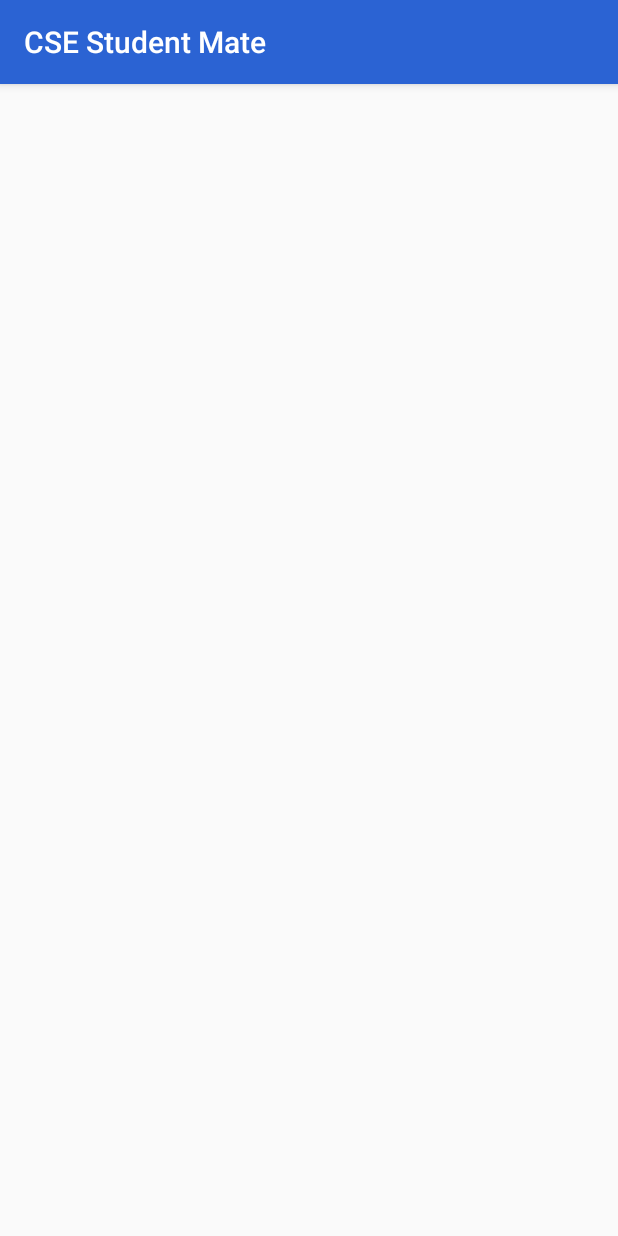
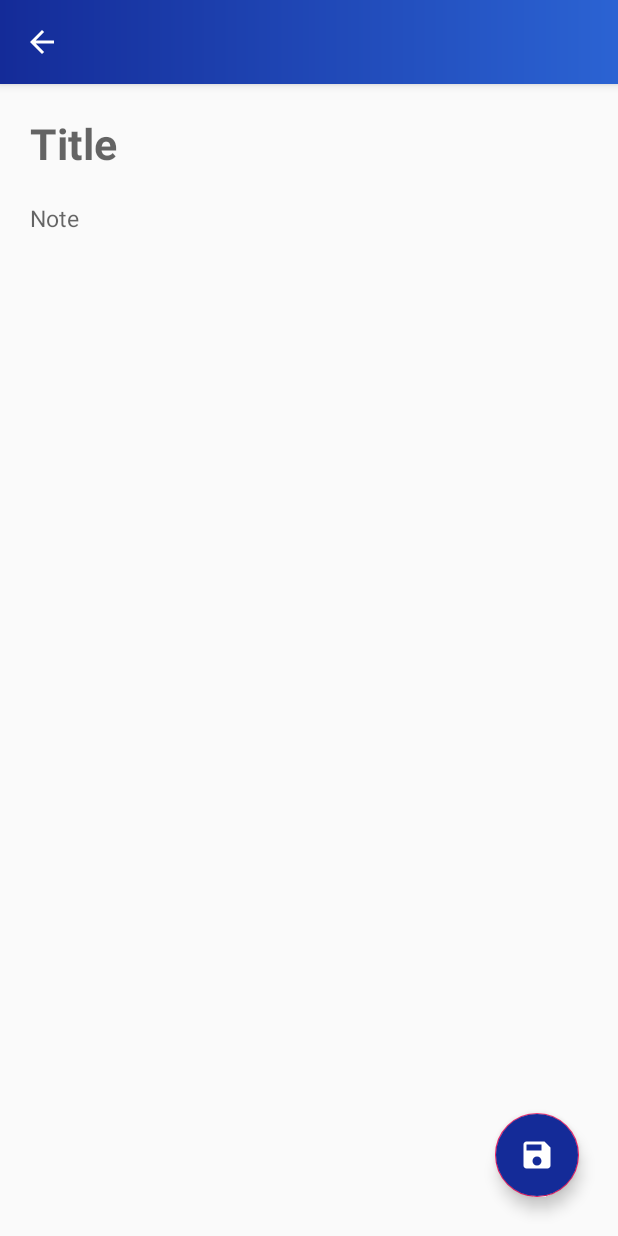
Before and after one commit to Shuvo1260/CSE-Student-Mate, an Android app: the WriteNote screen opened directly, with no data from a screen before it, on a phone screen of 412 x 824 dp. Run offline under Robolectric (Android 15) with nearby library versions, the light colour scheme and no system bars; our stand-ins replace sdp/ssp sizes; 2 statements that could not run were skipped.

Commit message:
Package created and java class inserted into package. All bug fixed.

```diff
--- a/app/src/main/java/com/example/csestudentmate/Home/NotepadPage/DailyNotes.java
+++ b/app/src/main/java/com/example/csestudentmate/Home/NotepadPage/DailyNotes.java
@@ -47,12 +47,11 @@
         addNote.setOnClickListener(new View.OnClickListener() {
             @Override
             public void onClick(View v) {
-//                Toast.makeText(view.getContext(), "Add new node", Toast.LENGTH_SHORT).show();
                 if(notepadViewAdapter.isDeletion()){
                     Toast.makeText(view.getContext(), "Deleted", Toast.LENGTH_SHORT).show();
                 }else{
-                    Toast.makeText(view.getContext(), "Add new node", Toast.LENGTH_SHORT).show();
                     Intent intent = new Intent(getActivity().getApplicationContext(), WriteNote.class);
+                    intent.putExtra("toolbarName", "Write Note");
                     startActivity(intent);
                 }
             }
--- a/app/src/main/java/com/example/csestudentmate/Home/NotepadPage/ShowNote.java
+++ b/app/src/main/java/com/example/csestudentmate/Home/NotepadPage/ShowNote.java
@@ -1,14 +1,13 @@
 package com.example.csestudentmate.Home.NotepadPage;
 
-<<<<<<< HEAD:app/src/main/java/com/example/csestudentmate/Home/NotepadPage/ShowNote.java
 import android.content.Intent;
-=======
->>>>>>> parent of 3b335c5... WriteNote Activity designed and connected with DailyNotes and ShowNote.:app/src/main/java/com/example/csestudentmate/ShowNote.java
+import android.support.annotation.Nullable;
 import android.support.design.widget.FloatingActionButton;
 import android.support.v7.app.AppCompatActivity;
 import android.os.Bundle;
 import android.support.v7.widget.CardView;
 import android.view.View;
+import android.widget.LinearLayout;
 import android.widget.TextView;
 import android.widget.Toast;
 
@@ -52,7 +51,11 @@
     public void onClick(View v) {
         int id = v.getId();
         if(id == R.id.editNoteId || id == R.id.showNoteTitleId || id == R.id.descriptionTextId){
-            Toast.makeText(getApplicationContext(), "Edit", Toast.LENGTH_SHORT).show();
+            Intent intent = new Intent(getApplicationContext(), WriteNote.class);
+            intent.putExtra("toolbarName", "Edit Note");
+            intent.putExtra("title", title);
+            intent.putExtra("description", description);
+            startActivity(intent);
         }
     }
 }
--- a/app/src/main/java/com/example/csestudentmate/Home/NotepadPage/WriteNote.java
+++ b/app/src/main/java/com/example/csestudentmate/Home/NotepadPage/WriteNote.java
@@ -1,15 +1,50 @@
 package com.example.csestudentmate.Home.NotepadPage;
 
+import android.content.Intent;
 import android.support.v7.app.AppCompatActivity;
 import android.os.Bundle;
+import android.widget.EditText;
 
 import com.example.csestudentmate.R;
 
 public class WriteNote extends AppCompatActivity {
 
+    private EditText titleEditText, descriptionEditText;
+    private String title, description, toolbarName;
     @Override
     protected void onCreate(Bundle savedInstanceState) {
         super.onCreate(savedInstanceState);
         setContentView(R.layout.activity_write_note);
+
+        titleEditText = findViewById(R.id.titleId);
+        descriptionEditText = findViewById(R.id.descriptionId);
+
+        Bundle bundle = getIntent().getExtras();
+
+        toolbarName = bundle.getString("toolbarName").toString();
+
+        setActionBar(toolbarName);
+
+
+        if(toolbarName.trim().matches("Edit Note")){
+            title = bundle.getString("title", "").toString();
+            description = bundle.getString("description", "").toString();
+            titleEditText.setText(title);
+            descriptionEditText.setText(description);
+        }
+
+    }
+
+    private void setActionBar(String toolbarName){
+        getSupportActionBar().setHomeButtonEnabled(true);
+        getSupportActionBar().setDisplayHomeAsUpEnabled(true);
+        getSupportActionBar().setBackgroundDrawable(getDrawable(R.drawable.theme));
+        getSupportActionBar().setTitle(this.toolbarName);
+    }
+
+    @Override
+    public boolean onSupportNavigateUp() {
+        finish();
+        return super.onSupportNavigateUp();
     }
 }
--- /dev/null
+++ b/app/src/main/res/drawable/ic_save.xml
@@ -0,0 +1,5 @@
+<vector android:autoMirrored="true" android:height="24dp"
+    android:tint="#FFFFFF" android:viewportHeight="24.0"
+    android:viewportWidth="24.0" android:width="24dp" xmlns:android="http://schemas.android.com/apk/res/android">
+    <path android:fillColor="#FF000000" android:pathData="M17,3L5,3c-1.11,0 -2,0.9 -2,2v14c0,1.1 0.89,2 2,2h14c1.1,0 2,-0.9 2,-2L21,7l-4,-4zM12,19c-1.66,0 -3,-1.34 -3,-3s1.34,-3 3,-3 3,1.34 3,3 -1.34,3 -3,3zM15,9L5,9L5,5h10v4z"/>
+</vector>
--- a/app/src/main/res/layout/activity_write_note.xml
+++ b/app/src/main/res/layout/activity_write_note.xml
@@ -1,9 +1,57 @@
 <?xml version="1.0" encoding="utf-8"?>
-<android.support.constraint.ConstraintLayout xmlns:android="http://schemas.android.com/apk/res/android"
+<android.support.design.widget.CoordinatorLayout xmlns:android="http://schemas.android.com/apk/res/android"
     xmlns:app="http://schemas.android.com/apk/res-auto"
     xmlns:tools="http://schemas.android.com/tools"
     android:layout_width="match_parent"
     android:layout_height="match_parent"
     tools:context=".Home.NotepadPage.WriteNote">
 
-</android.support.constraint.ConstraintLayout>
+    <android.support.v4.widget.NestedScrollView
+        android:layout_width="match_parent"
+        android:layout_height="match_parent"
+        android:layout_marginBottom="@dimen/_44sdp">
+        <LinearLayout
+        android:layout_width="match_parent"
+        android:layout_height="match_parent"
+        android:orientation="vertical"
+        android:padding="@dimen/_5sdp"
+        >
+
+        <EditText
+            android:id="@+id/titleId"
+            android:layout_width="match_parent"
+            android:layout_height="wrap_content"
+            android:backgroundTint="@android:color/transparent"
+            android:textStyle="bold"
+            android:textSize="@dimen/_22sdp"
+            android:hint="Title"
+            android:padding="@dimen/_5sdp"
+            android:layout_margin="@dimen/_5sdp"
+            />
+
+        <EditText
+            android:id="@+id/descriptionId"
+            android:layout_width="match_parent"
+            android:layout_height="wrap_content"
+            android:backgroundTint="@android:color/transparent"
+            android:textSize="@dimen/_12sdp"
+            android:padding="@dimen/_5sdp"
+            android:hint="Note"
+            android:layout_marginLeft="@dimen/_5sdp"
+            android:layout_marginRight="@dimen/_5sdp"
+            />
+
+    </LinearLayout>
+    </android.support.v4.widget.NestedScrollView>
+
+
+    <android.support.design.widget.FloatingActionButton
+        android:layout_width="wrap_content"
+        android:layout_height="wrap_content"
+        android:layout_gravity="end|bottom"
+        android:layout_margin="@dimen/_20sdp"
+        android:src="@drawable/ic_save"
+        android:backgroundTint="@color/colorPrimaryDark"
+        />
+
+</android.support.design.widget.CoordinatorLayout>
```
